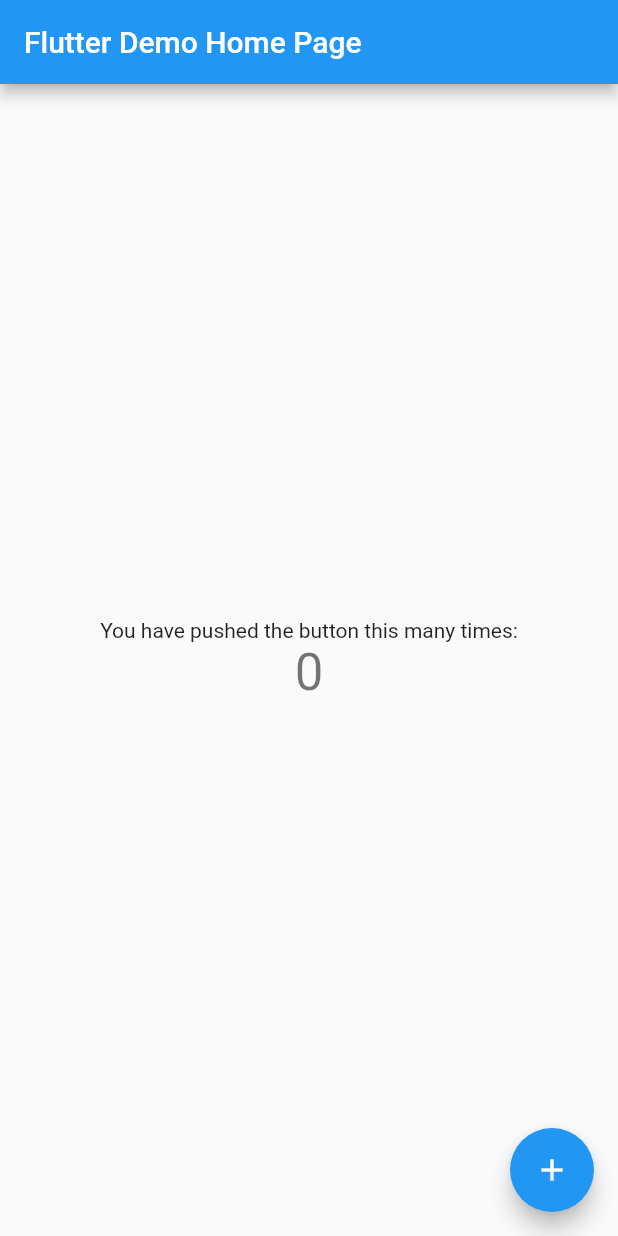
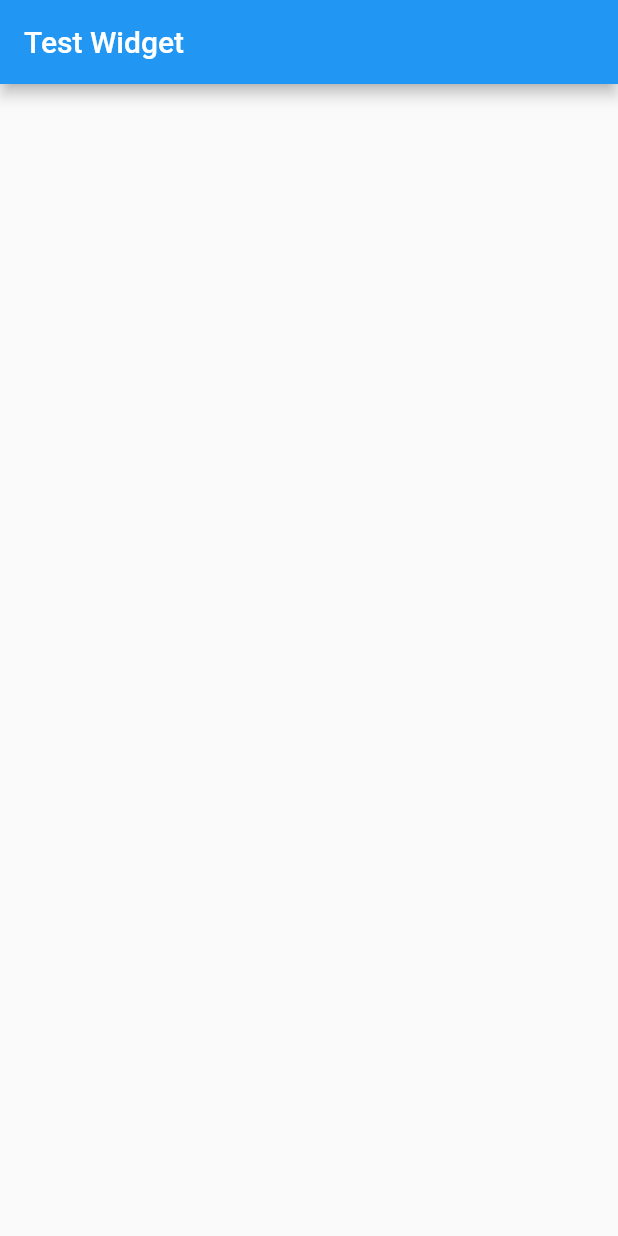
Before and after one commit to HadyMash/Releaf, a Flutter app: the screen it shows after launch, on a phone screen of 412 x 824 dp. Run offline on Flutter 3.47's test engine with Material 2 defaults, Android fonts, the phone set to English and light mode, and no system bars.

Commit message:
updated app structure and removed boilerplate code

```diff
--- /dev/null
+++ b/lib/const/shared/app_theme.dart
@@ -0,0 +1,13 @@
+import 'package:flutter/material.dart';
+
+class AppTheme {}
+
+class TestWidget extends StatelessWidget {
+  @override
+  Widget build(BuildContext context) {
+    return Scaffold(
+      appBar: AppBar(title: Text('Test Widget')),
+      body: Center(),
+    );
+  }
+}
--- a/lib/main.dart
+++ b/lib/main.dart
@@ -1,113 +1,10 @@
 import 'package:flutter/material.dart';
+import 'package:releaf/const/shared/app_theme.dart';
 
 void main() {
-  runApp(MyApp());
+  runApp(
+    MaterialApp(
+      home: TestWidget(),
+    ),
+  );
 }
-
-class MyApp extends StatelessWidget {
-  // This widget is the root of your application.
-  @override
-  Widget build(BuildContext context) {
-    return MaterialApp(
-      title: 'Flutter Demo',
-      theme: ThemeData(
-        // This is the theme of your application.
-        //
-        // Try running your application with "flutter run". You'll see the
-        // application has a blue toolbar. Then, without quitting the app, try
-        // changing the primarySwatch below to Colors.green and then invoke
-        // "hot reload" (press "r" in the console where you ran "flutter run",
-        // or simply save your changes to "hot reload" in a Flutter IDE).
-        // Notice that the counter didn't reset back to zero; the application
-        // is not restarted.
-        primarySwatch: Colors.blue,
-      ),
-      home: MyHomePage(title: 'Flutter Demo Home Page'),
-    );
-  }
-}
-
-class MyHomePage extends StatefulWidget {
-  MyHomePage({Key? key, required this.title}) : super(key: key);
-
-  // This widget is the home page of your application. It is stateful, meaning
-  // that it has a State object (defined below) that contains fields that affect
-  // how it looks.
-
-  // This class is the configuration for the state. It holds the values (in this
-  // case the title) provided by the parent (in this case the App widget) and
-  // used by the build method of the State. Fields in a Widget subclass are
-  // always marked "final".
-
-  final String title;
-
-  @override
-  _MyHomePageState createState() => _MyHomePageState();
-}
-
-class _MyHomePageState extends State<MyHomePage> {
-  int _counter = 0;
-
-  void _incrementCounter() {
-    setState(() {
-      // This call to setState tells the Flutter framework that something has
-      // changed in this State, which causes it to rerun the build method below
-      // so that the display can reflect the updated values. If we changed
-      // _counter without calling setState(), then the build method would not be
-      // called again, and so nothing would appear to happen.
-      _counter++;
-    });
-  }
-
-  @override
-  Widget build(BuildContext context) {
-    // This method is rerun every time setState is called, for instance as done
-    // by the _incrementCounter method above.
-    //
-    // The Flutter framework has been optimized to make rerunning build methods
-    // fast, so that you can just rebuild anything that needs updating rather
-    // than having to individually change instances of widgets.
-    return Scaffold(
-      appBar: AppBar(
-        // Here we take the value from the MyHomePage object that was created by
-        // the App.build method, and use it to set our appbar title.
-        title: Text(widget.title),
-      ),
-      body: Center(
-        // Center is a layout widget. It takes a single child and positions it
-        // in the middle of the parent.
-        child: Column(
-          // Column is also a layout widget. It takes a list of children and
-          // arranges them vertically. By default, it sizes itself to fit its
-          // children horizontally, and tries to be as tall as its parent.
-          //
-          // Invoke "debug painting" (press "p" in the console, choose the
-          // "Toggle Debug Paint" action from the Flutter Inspector in Android
-          // Studio, or the "Toggle Debug Paint" command in Visual Studio Code)
-          // to see the wireframe for each widget.
-          //
-          // Column has various properties to control how it sizes itself and
-          // how it positions its children. Here we use mainAxisAlignment to
-          // center the children vertically; the main axis here is the vertical
-          // axis because Columns are vertical (the cross axis would be
-          // horizontal).
-          mainAxisAlignment: MainAxisAlignment.center,
-          children: <Widget>[
-            Text(
-              'You have pushed the button this many times:',
-            ),
-            Text(
-              '$_counter',
-              style: Theme.of(context).textTheme.headline4,
-            ),
-          ],
-        ),
-      ),
-      floatingActionButton: FloatingActionButton(
-        onPressed: _incrementCounter,
-        tooltip: 'Increment',
-        child: Icon(Icons.add),
-      ), // This trailing comma makes auto-formatting nicer for build methods.
-    );
-  }
-}
```
Also changed, not shown: lib/const/assets/placeholder.dart (added), lib/services/auth.dart (added), lib/services/database.dart (added).
